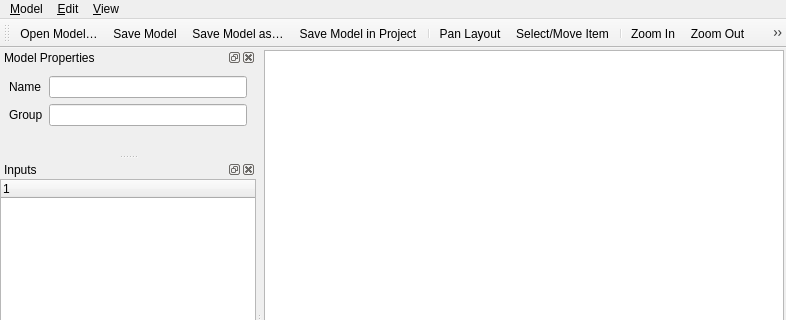
Before: the Qt Designer form src/ui/processing/qgsmodeldesignerdialogbase.ui in qgis/QGIS, drawn with Qt 5; both pictures show x 0 to 786 and y 0 to 320 of the 786 by 596 pixel window.
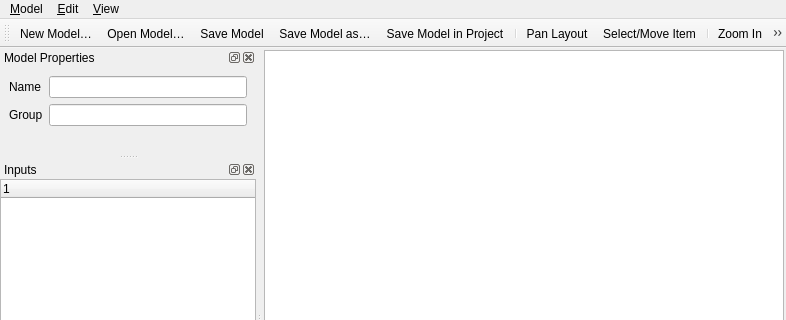
After: the same form once the commit is applied. Icons and pictures are not drawn. Custom widgets are drawn as their Qt base class.

Commit message:
[processing] Add a 'New Model' action to model designer dialog
The dialog had all the standard open/save/save as actions, but was
missing the ability to directly create a new model within the
dialog itself.

What changed in the file:
```diff
--- a/src/ui/processing/qgsmodeldesignerdialogbase.ui
+++ b/src/ui/processing/qgsmodeldesignerdialogbase.ui
@@ -112,6 +112,7 @@
    <attribute name="toolBarBreak">
     <bool>false</bool>
    </attribute>
+   <addaction name="mActionNew"/>
    <addaction name="mActionOpen"/>
    <addaction name="mActionSave"/>
    <addaction name="mActionSaveAs"/>
@@ -745,6 +746,15 @@
     <string>V</string>
    </property>
   </action>
+  <action name="mActionNew">
+   <property name="icon">
+    <iconset resource="../../../images/images.qrc">
+     <normaloff>:/images/themes/default/mActionFileNew.svg</normaloff>:/images/themes/default/mActionFileNew.svg</iconset>
+   </property>
+   <property name="text">
+    <string>New Model…</string>
+   </property>
+  </action>
  </widget>
  <customwidgets>
   <customwidget>
```
Left out of the diff: 1 changed line with no effect on the pictures. The commit also changes 2 other files.
